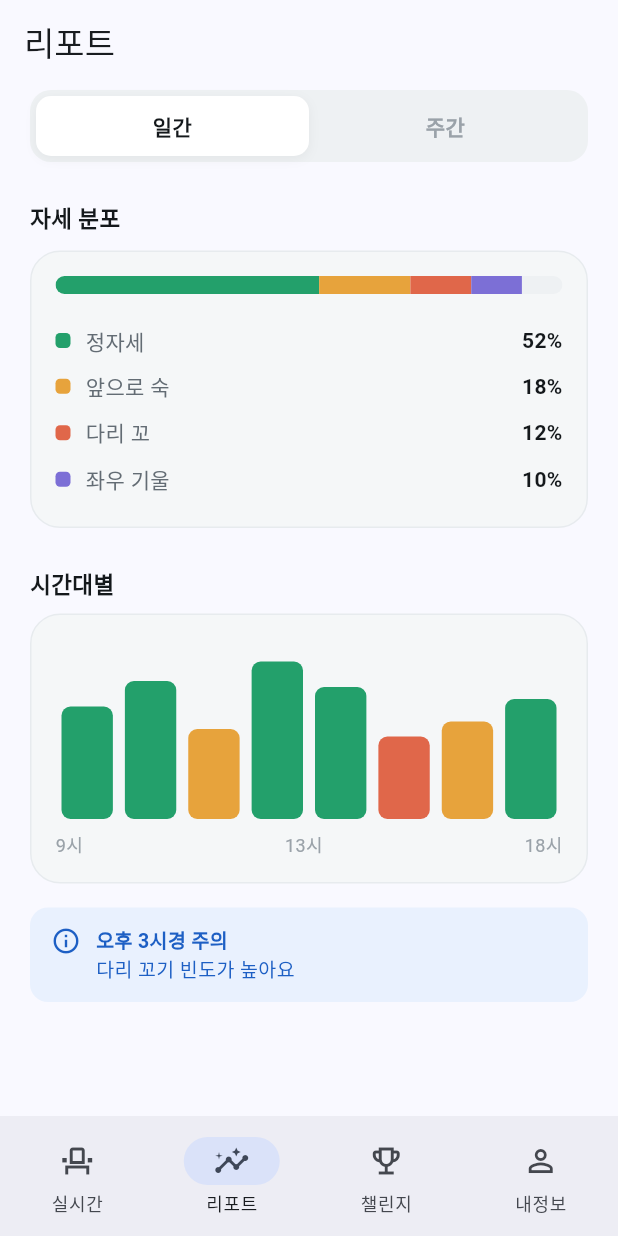
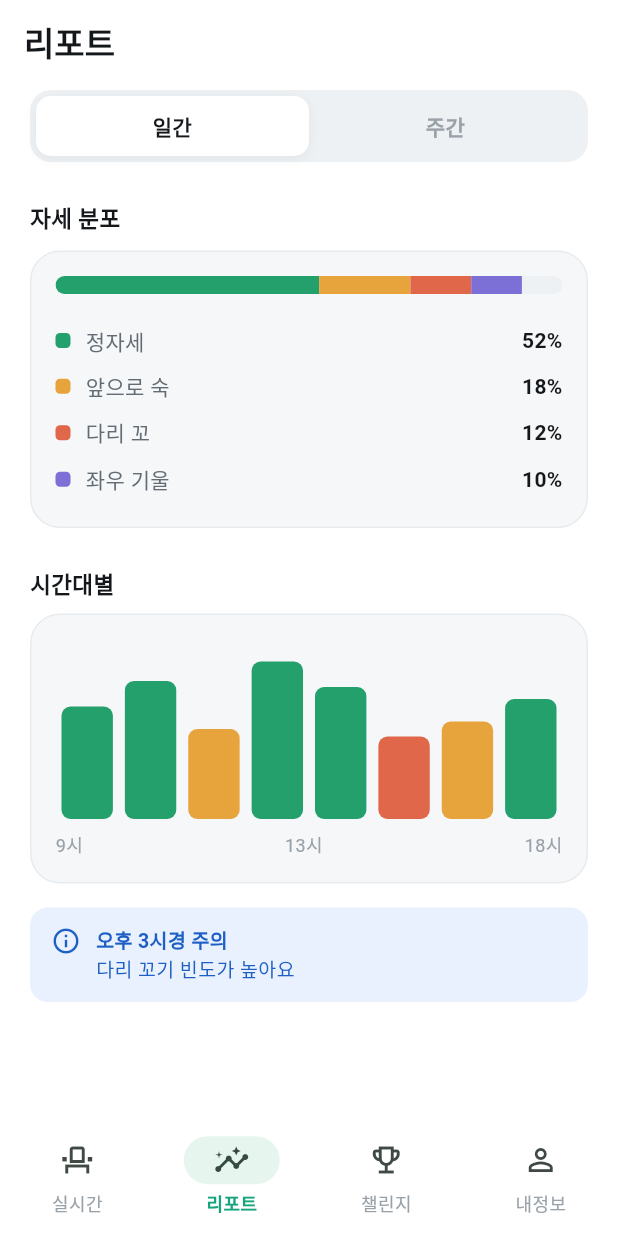
Before and after one commit to dahye1016/AI-Based-Personalized-Posture-Recognition-and-Concentration-Care-System, a Flutter app: the screen it shows after launch, item 2 of the bottom bar chosen, on a phone screen of 412 x 824 dp. Run offline on Flutter 3.47's test engine with Material 3 defaults, Android fonts, the phone set to English and light mode, and no system bars; our stand-ins replace camera, flutter_blue_plus, permission_handler; missing offline and left inert: google_mlkit_pose_detection; network calls fail; Roboto replaces fonts that are missing (Pretendard).

Commit message:
feat(app): 테마를 buildAppTheme()로 전환

```diff
--- a/lib/main.dart
+++ b/lib/main.dart
@@ -1,4 +1,5 @@
 import 'package:flutter/material.dart';
+import 'theme/app_theme.dart';
 import 'services/api_service.dart';
 import 'screens/home_screen.dart';
 import 'screens/report_screen.dart';
@@ -15,10 +16,7 @@ class PostureCareApp extends StatelessWidget {
     return MaterialApp(
       title: 'PostureCare',
       debugShowCheckedModeBanner: false,
-      theme: ThemeData(
-        colorScheme: ColorScheme.fromSeed(seedColor: const Color(0xFF1565C0)),
-        useMaterial3: true,
-      ),
+      theme: buildAppTheme(),
       home: const RootNav(),
     );
   }
```
